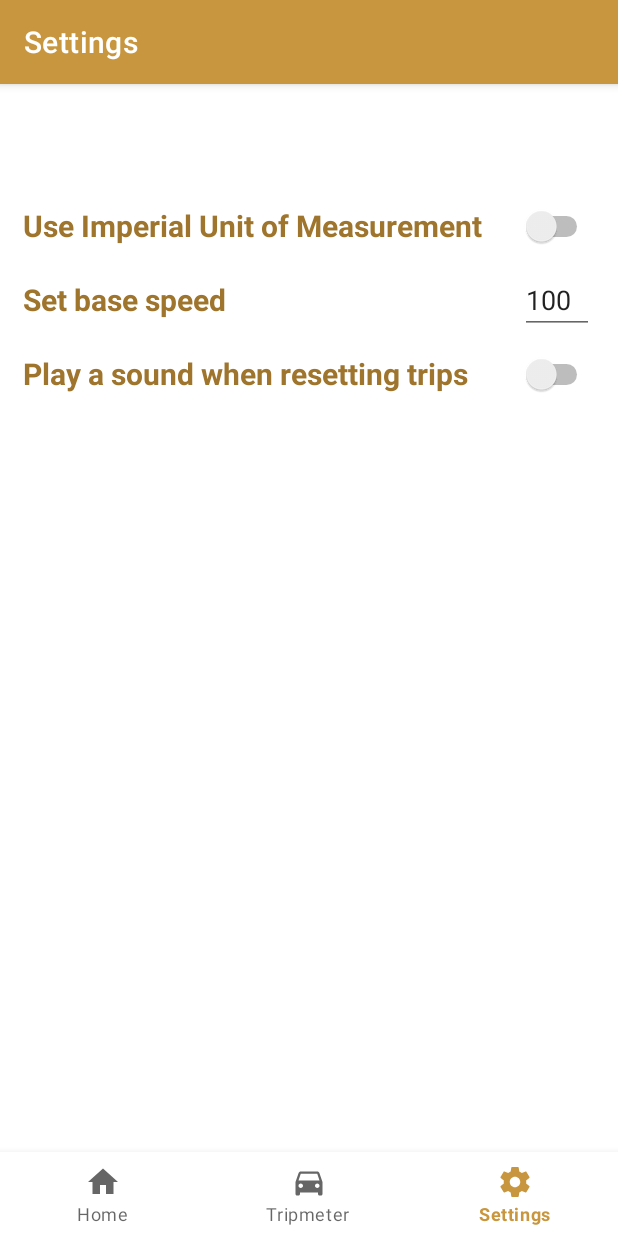
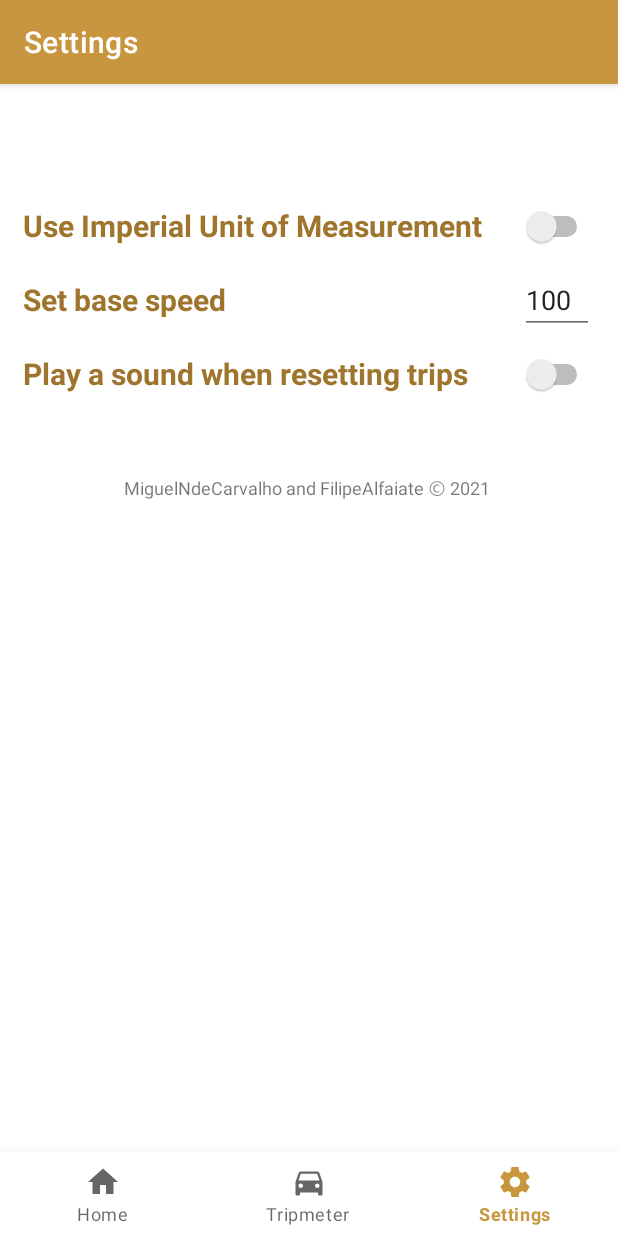
Before and after one commit to MiguelNdeCarvalho/Virtual-Tripmeter, an Android app: the SettingsFragment screen opened through its navigation route, on a phone screen of 412 x 824 dp. Run offline under Robolectric (Android 15) with nearby library versions, the phone set to English and light mode, and no system bars; our stand-ins replace navigation-ui.

Commit message:
fragment_settings.xml: Add copyright view

```diff
--- a/app/src/main/res/layout/fragment_settings.xml
+++ b/app/src/main/res/layout/fragment_settings.xml
@@ -62,4 +62,17 @@
         app:layout_constraintStart_toStartOf="@+id/textView3"
         app:layout_constraintTop_toBottomOf="@+id/switchUnits" />
 
+    <TextView
+        android:id="@+id/copyright"
+        android:layout_width="wrap_content"
+        android:layout_height="wrap_content"
+        android:text="@string/copyright"
+        android:textSize="12sp"
+        app:layout_constraintBottom_toBottomOf="parent"
+        app:layout_constraintEnd_toEndOf="parent"
+        app:layout_constraintHorizontal_bias="0.495"
+        app:layout_constraintStart_toStartOf="parent"
+        app:layout_constraintTop_toBottomOf="@+id/switchAlerts"
+        app:layout_constraintVertical_bias="0.084" />
+
 </androidx.constraintlayout.widget.ConstraintLayout>
```
